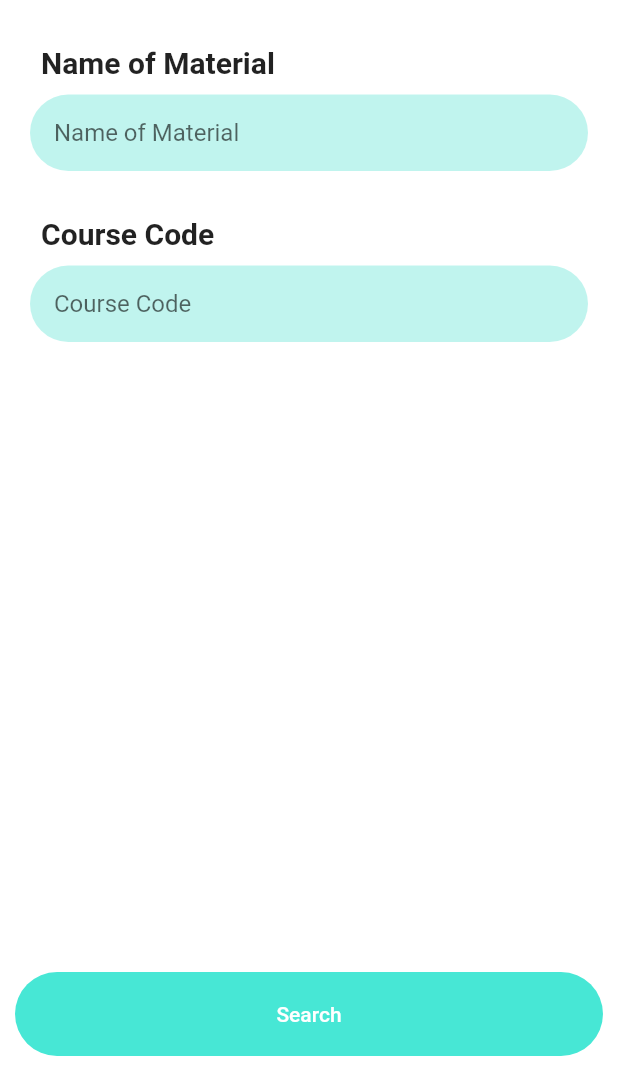
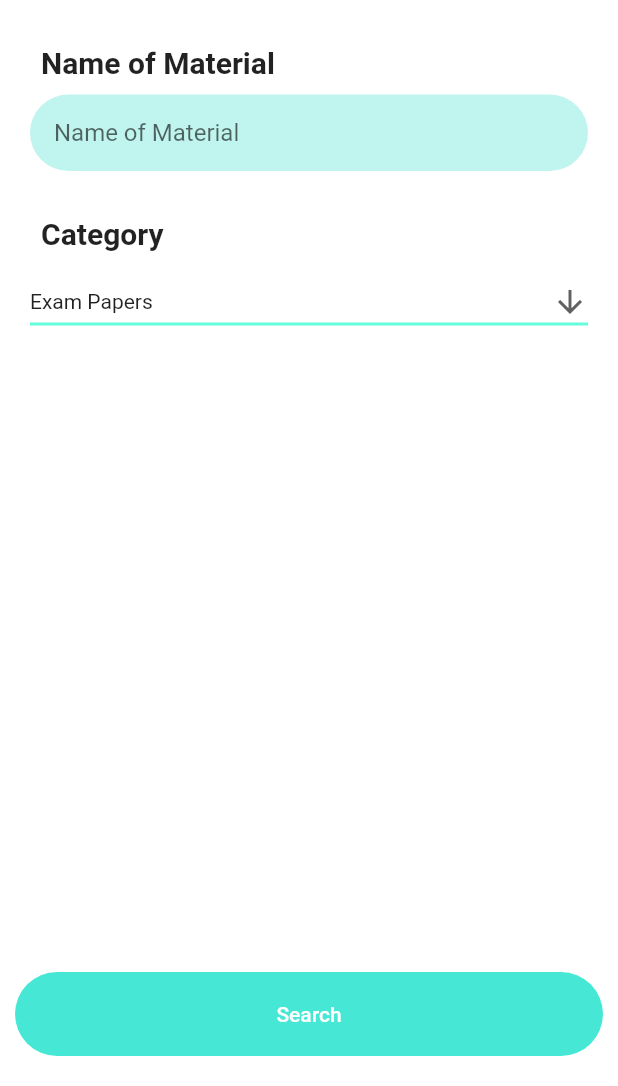
Before and after one commit to GohZhengYing/NTUMarket, a Flutter app: the AdvancedSearchScreen screen opened directly, on a phone screen of 412 x 824 dp, the part 150-1236 px from its top. Run offline on Flutter 3.47's test engine with Material 2 defaults, Android fonts, the phone set to English and light mode, and no system bars; our stand-ins replace flutter_svg, image_picker; missing offline and left inert: dart:ffi; project files that could hold a hidden picture were left out.

Commit message:
Changed text to drop downbox

```diff
--- a/lib/Screens/advanced_search/components/advanced_search_searchbars.dart
+++ b/lib/Screens/advanced_search/components/advanced_search_searchbars.dart
@@ -1,8 +1,11 @@
 import 'package:flutter/cupertino.dart';
 import 'package:flutter/material.dart';
+import 'package:flutter/services.dart';
 
 import '../../search_results/search_results_screen.dart';
 
+
+const List<String> list = <String>['Exam Papers', 'Stationaries', 'Lecture Notes', 'Hardware'];
 
 class AdvancedSearchSearchbars extends StatelessWidget {
   AdvancedSearchSearchbars({Key? key}) : super(key: key);
@@ -31,6 +34,7 @@ class AdvancedSearchSearchbars extends StatelessWidget {
             Padding(
               padding: EdgeInsets.fromLTRB(20,10, 20, 0),
               child:       TextFormField(
+                inputFormatters: [LengthLimitingTextInputFormatter(15)],
                 controller: name,
                 decoration: InputDecoration(
                   hintText: 'Name of Material',
@@ -53,7 +57,7 @@ class AdvancedSearchSearchbars extends StatelessWidget {
                 padding:EdgeInsets.fromLTRB(0, 30, 0, 0),
                 child: SizedBox(
                     width: MediaQuery.of(context).size.width *0.867,
-                    child:Text('Course Code',
+                    child:Text('Category',
                       style: TextStyle(
                           fontWeight: FontWeight.bold,
                           fontFamily: 'Roboto',
@@ -63,24 +67,7 @@ class AdvancedSearchSearchbars extends StatelessWidget {
             ),
             Padding(
               padding: EdgeInsets.fromLTRB(20,10, 20, 0),
-              child:       TextFormField(
-                controller: code,
-                decoration: InputDecoration(
-                  hintText: 'Course Code',
-                  border: OutlineInputBorder(
-                      borderRadius: BorderRadius.circular(50.0),
-                      borderSide: BorderSide(
-                        width: 0,
-                        style: BorderStyle.none,
-                      )
-                  ),
-                  focusColor: Colors.white,
-                  fillColor: Color(0x6561E4D5),
-                  filled: true,
-
-                ),
-
-              ),
+              child:DropdownButtonExample(),
             ),
           ],
         ),
@@ -100,3 +87,41 @@ class AdvancedSearchSearchbars extends StatelessWidget {
       ;
   }
 }
+class DropdownButtonExample extends StatefulWidget {
+
+  const DropdownButtonExample({super.key});
+
+  @override
+  State<DropdownButtonExample> createState() => _DropdownButtonExampleState();
+}
+
+class _DropdownButtonExampleState extends State<DropdownButtonExample> {
+  String dropdownValue = list.first;
+
+  @override
+  Widget build(BuildContext context) {
+    return DropdownButton<String>(
+      isExpanded:true,
+      value: dropdownValue,
+      icon: const Icon(Icons.arrow_downward),
+      elevation: 16,
+      style: const TextStyle(color: Colors.black87),
+      underline: Container(
+        height: 2,
+        color: Colors.tealAccent,
+      ),
+      onChanged: (String? value) {
+        // This is called when the user selects an item.
+        setState(() {
+          dropdownValue = value!;
+        });
+      },
+      items: list.map<DropdownMenuItem<String>>((String value) {
+        return DropdownMenuItem<String>(
+          value: value,
+          child: Text(value),
+        );
+      }).toList(),
+    );
+  }
+  }
```
